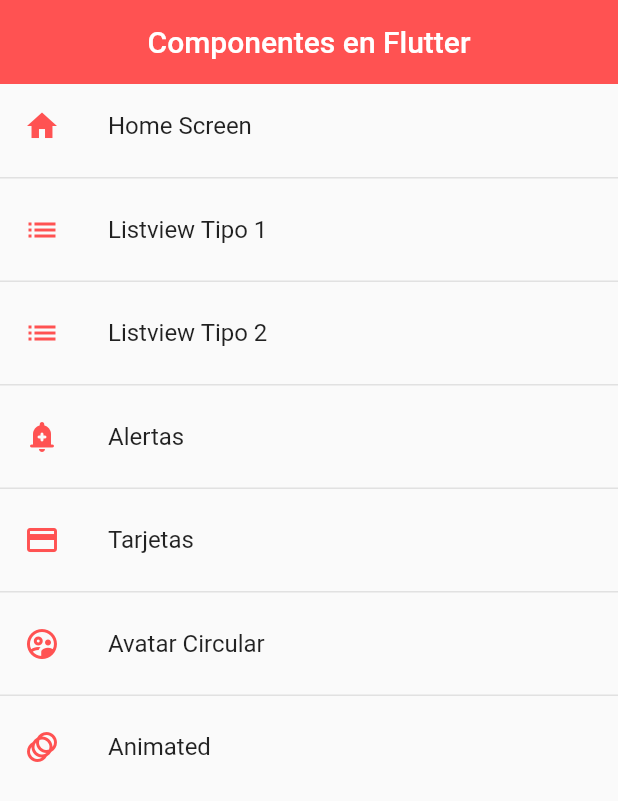
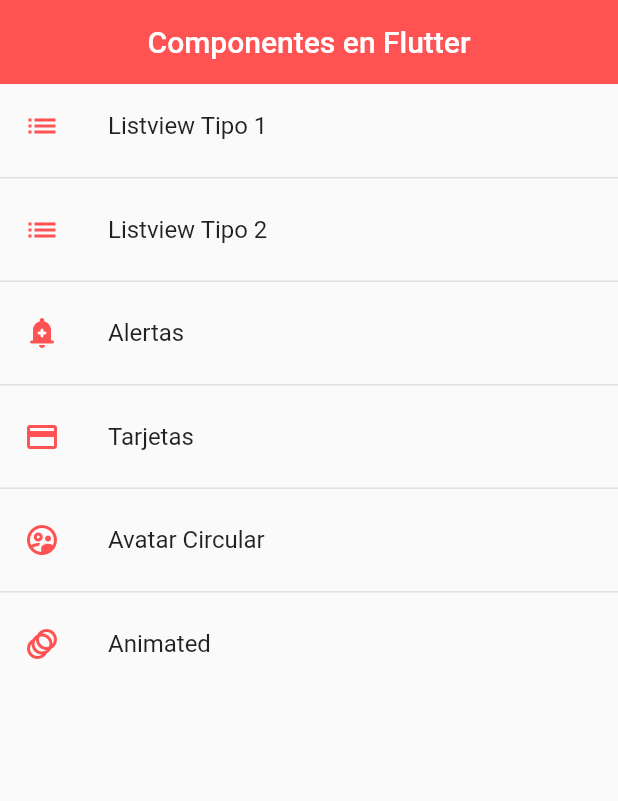
Before and after one commit to Nahu-N-Castro/fl_components1, a Flutter app: the screen it shows after launch, on a phone screen of 412 x 824 dp. Shown: the top 801 px of the screen. Run offline on Flutter 3.47's test engine with Material 2 defaults, Android fonts, the phone set to English and light mode, and no system bars.

Commit message:
sacar el homescreen como options

```diff
--- a/lib/router/app_routes.dart
+++ b/lib/router/app_routes.dart
@@ -6,11 +6,11 @@ class AppRoutes {
   static const initialRoute = 'home';
 
   static final menuOptions = <MenuOption>[
-    MenuOption(
-        route: 'home',
-        name: 'Home Screen',
-        screen: const HomeScreen(),
-        icon: Icons.home),
+    // MenuOption(
+    //     route: 'home',
+    //     name: 'Home Screen',
+    //     screen: const HomeScreen(),
+    //     icon: Icons.home),
     MenuOption(
         route: 'listview1',
         name: 'Listview Tipo 1',
@@ -45,15 +45,13 @@ class AppRoutes {
 
   static Map<String, Widget Function(BuildContext)> getAppRoutes() {
     Map<String, Widget Function(BuildContext)> appRoutes = {};
+    appRoutes.addAll({'home': (BuildContext context) => const HomeScreen()});
 
     for (final option in menuOptions) {
       appRoutes.addAll({option.route: (BuildContext context) => option.screen});
     }
 
-    return {
-      for (final option in menuOptions)
-        option.route: (context) => option.screen,
-    };
+    return appRoutes;
   }
   // static Map<String, Widget Function(BuildContext)> routes = {
   //   'home': (BuildContext context) => const HomeScreen(),
```
